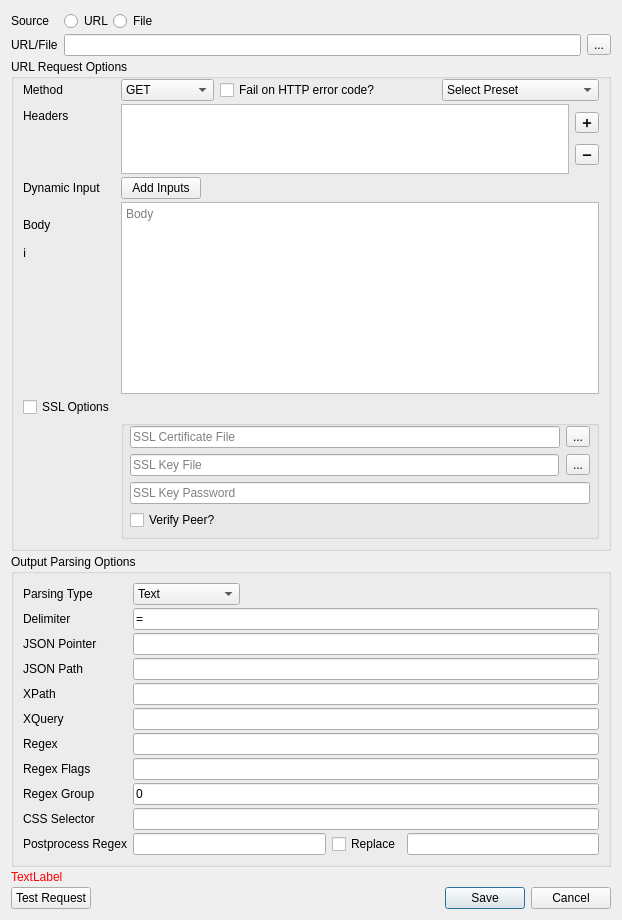
Before: the Qt Designer form src/ui/requestbuilder.ui in locaal-ai/obs-urlsource, drawn with Qt 5.
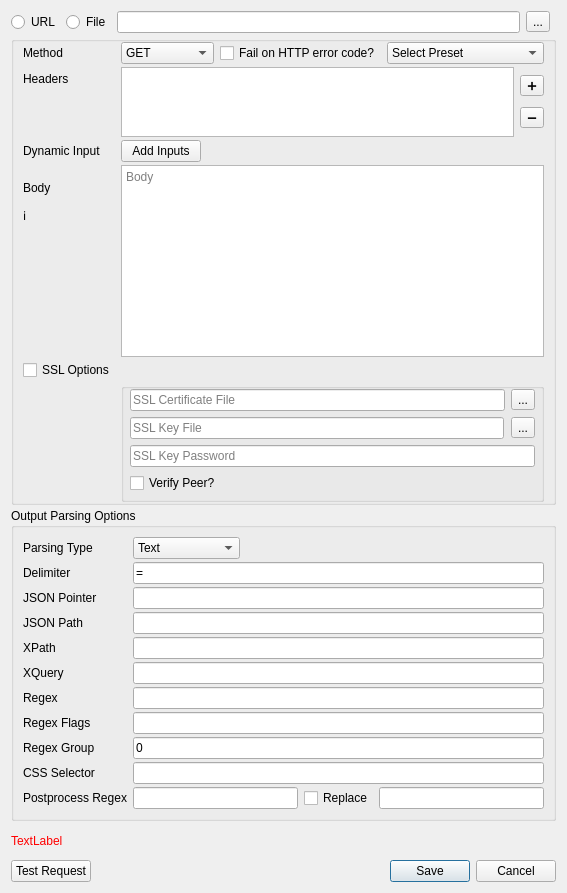
After: the same form once the commit is applied.

Commit message: Refactor WebSocket client code and add WebSocket support to request handler

Diff of the .ui file:
```diff
--- a/src/ui/requestbuilder.ui
+++ b/src/ui/requestbuilder.ui
@@ -6,12 +6,12 @@
    <rect>
     <x>0</x>
     <y>0</y>
-    <width>622</width>
-    <height>875</height>
+    <width>498</width>
+    <height>893</height>
    </rect>
   </property>
   <property name="sizePolicy">
-   <sizepolicy hsizetype="Preferred" vsizetype="Minimum">
+   <sizepolicy hsizetype="Preferred" vsizetype="Fixed">
     <horstretch>0</horstretch>
     <verstretch>0</verstretch>
    </sizepolicy>
@@ -31,16 +31,10 @@
        <verstretch>0</verstretch>
       </sizepolicy>
      </property>
-     <layout class="QFormLayout" name="formLayout">
+     <layout class="QHBoxLayout" name="horizontalLayout_4">
       <property name="sizeConstraint">
        <enum>QLayout::SetDefaultConstraint</enum>
       </property>
-      <property name="fieldGrowthPolicy">
-       <enum>QFormLayout::ExpandingFieldsGrow</enum>
-      </property>
-      <property name="verticalSpacing">
-       <number>3</number>
-      </property>
       <property name="leftMargin">
        <number>0</number>
       </property>
@@ -53,62 +47,27 @@
       <property name="bottomMargin">
        <number>0</number>
       </property>
-      <item row="0" column="0">
-       <widget class="QLabel" name="label">
+      <item>
+       <widget class="QRadioButton" name="urlRadioButton">
+        <property name="sizePolicy">
+         <sizepolicy hsizetype="Fixed" vsizetype="Fixed">
+          <horstretch>0</horstretch>
+          <verstretch>0</verstretch>
+         </sizepolicy>
+        </property>
         <property name="text">
-         <string>Source</string>
+         <string>URL</string>
         </property>
        </widget>
       </item>
-      <item row="0" column="1">
-       <widget class="QWidget" name="widget_2" native="true">
-        <layout class="QHBoxLayout" name="horizontalLayout">
-         <property name="spacing">
-          <number>0</number>
-         </property>
-         <property name="leftMargin">
-          <number>0</number>
-         </property>
-         <property name="topMargin">
-          <number>0</number>
-         </property>
-         <property name="rightMargin">
-          <number>0</number>
-         </property>
-         <property name="bottomMargin">
-          <number>0</number>
-         </property>
-         <item>
-          <widget class="QRadioButton" name="urlRadioButton">
-           <property name="sizePolicy">
-            <sizepolicy hsizetype="Fixed" vsizetype="Fixed">
-             <horstretch>0</horstretch>
-             <verstretch>0</verstretch>
-            </sizepolicy>
-           </property>
-           <property name="text">
-            <string>URL</string>
-           </property>
-          </widget>
-         </item>
-         <item>
-          <widget class="QRadioButton" name="fileRadioButton">
-           <property name="text">
-            <string>File</string>
-           </property>
-          </widget>
-         </item>
-        </layout>
-       </widget>
-      </item>
-      <item row="1" column="0">
-       <widget class="QLabel" name="label_2">
+      <item>
+       <widget class="QRadioButton" name="fileRadioButton">
         <property name="text">
-         <string>URL/File</string>
+         <string>File</string>
         </property>
        </widget>
       </item>
-      <item row="1" column="1">
+      <item>
        <widget class="QWidget" name="widget_3" native="true">
         <layout class="QHBoxLayout" name="horizontalLayout_2">
          <property name="leftMargin">
@@ -136,19 +95,34 @@
         </layout>
        </widget>
       </item>
+      <item>
+       <widget class="QWidget" name="widget_2" native="true">
+        <layout class="QHBoxLayout" name="horizontalLayout">
+         <property name="spacing">
+          <number>0</number>
+         </property>
+         <property name="leftMargin">
+          <number>0</number>
+         </property>
+         <property name="topMargin">
+          <number>0</number>
+         </property>
+         <property name="rightMargin">
+          <number>0</number>
+         </property>
+         <property name="bottomMargin">
+          <number>0</number>
+         </property>
+        </layout>
+       </widget>
+      </item>
      </layout>
     </widget>
    </item>
    <item>
     <widget class="QGroupBox" name="urlRequestOptionsGroup">
-     <property name="sizePolicy">
-      <sizepolicy hsizetype="Preferred" vsizetype="Fixed">
-       <horstretch>0</horstretch>
-       <verstretch>0</verstretch>
-      </sizepolicy>
-     </property>
-     <property name="title">
-      <string>URL Request Options</string>
+     <property name="flat">
+      <bool>true</bool>
      </property>
      <layout class="QFormLayout" name="urlRequestLayout">
       <property name="fieldGrowthPolicy">
@@ -160,6 +134,9 @@
       <property name="topMargin">
        <number>0</number>
       </property>
+      <property name="bottomMargin">
+       <number>0</number>
+      </property>
       <item row="4" column="0">
        <widget class="QLabel" name="label_3">
         <property name="text">
@@ -390,6 +367,12 @@
       </item>
       <item row="10" column="1">
        <widget class="QTextEdit" name="bodyTextEdit">
+        <property name="sizePolicy">
+         <sizepolicy hsizetype="Expanding" vsizetype="Preferred">
+          <horstretch>0</horstretch>
+          <verstretch>0</verstretch>
+         </sizepolicy>
+        </property>
         <property name="acceptRichText">
          <bool>false</bool>
         </property>
@@ -543,12 +526,6 @@
    </item>
    <item>
     <widget class="QGroupBox" name="outputGroupBox">
-     <property name="sizePolicy">
-      <sizepolicy hsizetype="Preferred" vsizetype="Fixed">
-       <horstretch>0</horstretch>
-       <verstretch>0</verstretch>
-      </sizepolicy>
-     </property>
      <property name="title">
       <string>Output Parsing Options</string>
      </property>
```
The commit also changes 3 other files.
